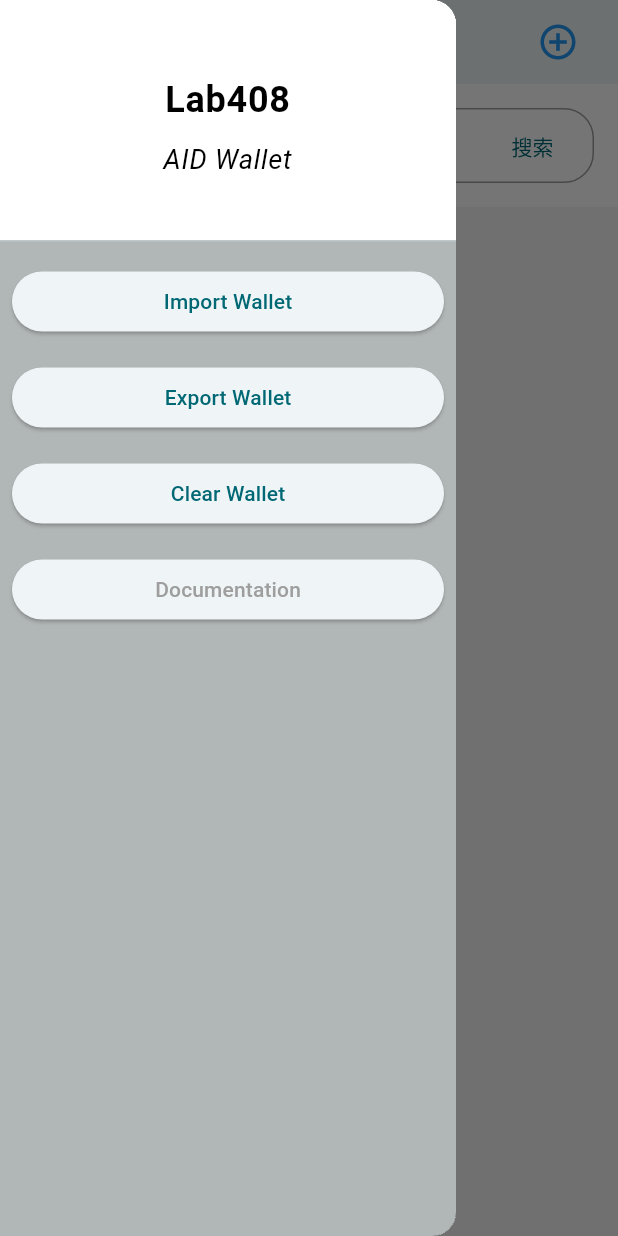
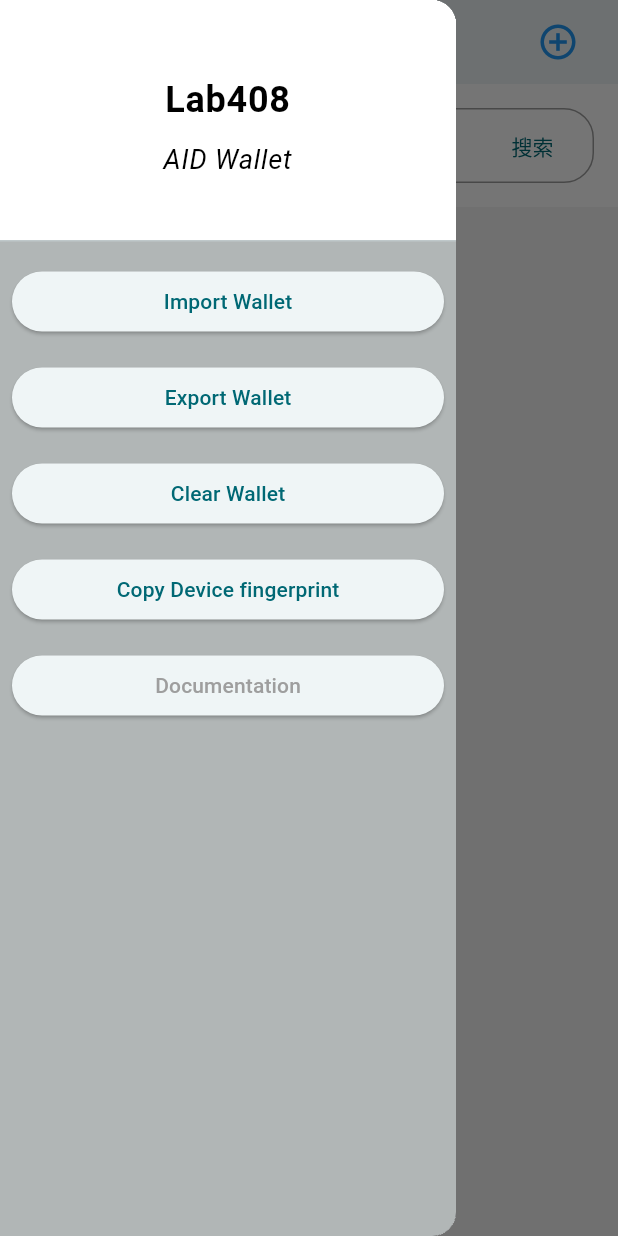
Before and after one commit to leon123858/aid, a Flutter app: the screen it shows after launch, with the side drawer open, on a phone screen of 412 x 824 dp. Run offline on Flutter 3.47's test engine with Material 3 defaults, Android fonts, the phone set to English and light mode, and no system bars; our stand-ins replace device_info_plus, getwidget, hive, hive_flutter; missing offline and left inert: crypton, super_clipboard; accounts and stored records are empty.

Commit message:
add btn to get device string

```diff
--- a/wallet/lib/screens/ui/drawer.dart
+++ b/wallet/lib/screens/ui/drawer.dart
@@ -3,6 +3,7 @@ import 'package:provider/provider.dart';
 import 'package:url_launcher/url_launcher.dart';
 import 'package:wallet/components/msg.dart';
 import 'package:wallet/constants/config.dart';
+import 'package:wallet/utils/apiWrapper.dart';
 import 'package:wallet/utils/clipboard.dart';
 
 import '../../models/aid.dart';
@@ -96,6 +97,27 @@ Drawer walletDrawer(BuildContext context) {
             padding: const EdgeInsets.all(8.0),
             child: ElevatedButton(
               onPressed: () async {
+                try {
+                  await copyWriteString(apiWrapper.deviceInfoHash);
+                  if (context.mounted) {
+                    showSuccessToast(context, 'Get copy from clipboard');
+                  }
+                } catch (e) {
+                  if (context.mounted) {
+                    showErrorToast(context, "$e");
+                  }
+                }
+              },
+              style: ElevatedButton.styleFrom(
+                minimumSize: const Size(double.infinity, 40),
+              ),
+              child: const Text('Copy Device fingerprint'),
+            ),
+          ),
+          Padding(
+            padding: const EdgeInsets.all(8.0),
+            child: ElevatedButton(
+              onPressed: () async {
                 // Handle button press
                 const url = documentUrl;
                 Uri uri = Uri.parse(url);
--- a/wallet/lib/utils/apiWrapper.dart
+++ b/wallet/lib/utils/apiWrapper.dart
@@ -14,6 +14,8 @@ class AIDApiClient {
   final _deviceInfo = DeviceInfo();
 
   var _isInit = false;
+
+  String get deviceInfoHash => _deviceInfo.deviceHash;
 
   AIDApiClient({this.baseUrl = 'http://127.0.0.1:8080'});
 
```
